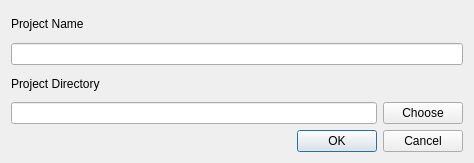
The window that new_proj_window.ui (rsgrava/lumiedit) describes before a commit, drawn with Qt 5.
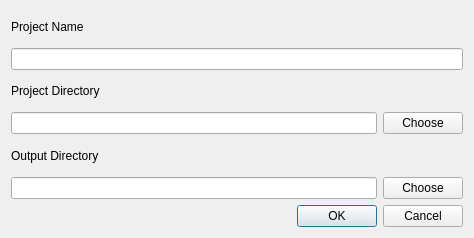
The same window after the commit.

Commit message: project: compile to specified directory

```diff
--- a/new_proj_window.ui
+++ b/new_proj_window.ui
@@ -7,7 +7,7 @@
     <x>0</x>
     <y>0</y>
     <width>474</width>
-    <height>163</height>
+    <height>238</height>
    </rect>
   </property>
   <property name="windowTitle">
@@ -48,6 +48,30 @@
      </item>
     </layout>
    </item>
+   <item>
+    <widget class="QLabel" name="label_3">
+     <property name="text">
+      <string>Output Directory</string>
+     </property>
+    </widget>
+   </item>
+   <item>
+    <layout class="QHBoxLayout" name="horizontalLayout_2">
+     <property name="topMargin">
+      <number>0</number>
+     </property>
+     <item>
+      <widget class="QLineEdit" name="output_dir_edit"/>
+     </item>
+     <item>
+      <widget class="QPushButton" name="output_dir_btn">
+       <property name="text">
+        <string>Choose</string>
+       </property>
+      </widget>
+     </item>
+    </layout>
+   </item>
    <item>
     <widget class="QDialogButtonBox" name="buttonBox">
      <property name="orientation">
```
The commit also changes 4 other files.
